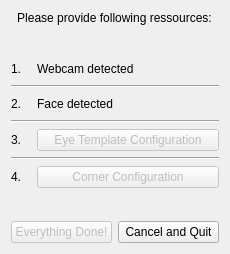
This is GazeTracker/GazeTracker_Qt/ConfigurationUI.ui in bernhardrieder/Gaze-Tracker as Qt 5 draws it before an edit. The edited form follows.
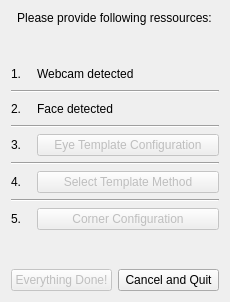
This is the edited form.

Commit message: implemented TemplateConfigUI;

What changed in the file:
```diff
--- a/GazeTracker/GazeTracker_Qt/ConfigurationUI.ui
+++ b/GazeTracker/GazeTracker_Qt/ConfigurationUI.ui
@@ -7,7 +7,7 @@
     <x>0</x>
     <y>0</y>
     <width>230</width>
-    <height>254</height>
+    <height>302</height>
    </rect>
   </property>
   <property name="sizePolicy">
@@ -19,13 +19,13 @@
   <property name="minimumSize">
    <size>
     <width>230</width>
-    <height>254</height>
+    <height>302</height>
    </size>
   </property>
   <property name="maximumSize">
    <size>
     <width>230</width>
-    <height>254</height>
+    <height>302</height>
    </size>
   </property>
   <property name="windowTitle">
@@ -193,6 +193,56 @@
          </item>
         </layout>
        </item>
+       <item>
+        <widget class="Line" name="line_4">
+         <property name="orientation">
+          <enum>Qt::Horizontal</enum>
+         </property>
+        </widget>
+       </item>
+       <item>
+        <layout class="QHBoxLayout" name="horizontalLayout_7">
+         <item>
+          <widget class="QLabel" name="label_6">
+           <property name="sizePolicy">
+            <sizepolicy hsizetype="Fixed" vsizetype="Preferred">
+             <horstretch>0</horstretch>
+             <verstretch>0</verstretch>
+            </sizepolicy>
+           </property>
+           <property name="text">
+            <string>4.</string>
+           </property>
+          </widget>
+         </item>
+         <item>
+          <spacer name="horizontalSpacer_5">
+           <property name="orientation">
+            <enum>Qt::Horizontal</enum>
+           </property>
+           <property name="sizeType">
+            <enum>QSizePolicy::Fixed</enum>
+           </property>
+           <property name="sizeHint" stdset="0">
+            <size>
+             <width>10</width>
+             <height>20</height>
+            </size>
+           </property>
+          </spacer>
+         </item>
+         <item>
+          <widget class="QPushButton" name="templateMethodButton">
+           <property name="enabled">
+            <bool>false</bool>
+           </property>
+           <property name="text">
+            <string>Select Template Method</string>
+           </property>
+          </widget>
+         </item>
+        </layout>
+       </item>
        <item>
         <widget class="Line" name="line">
          <property name="orientation">
@@ -211,7 +261,7 @@
             </sizepolicy>
            </property>
            <property name="text">
-            <string>4.</string>
+            <string>5.</string>
            </property>
           </widget>
          </item>
```
The commit also changes 16 other files.
